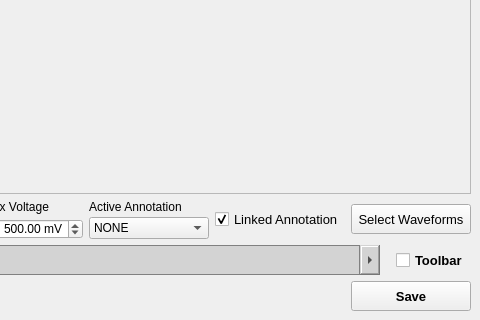
This is parus/gui/desg_resver.ui in saptera/parus as Qt 5 draws it before an edit; both pictures show x 738 to 1218 and y 425 to 745 of the 1218 by 745 pixel window. The edited form follows.
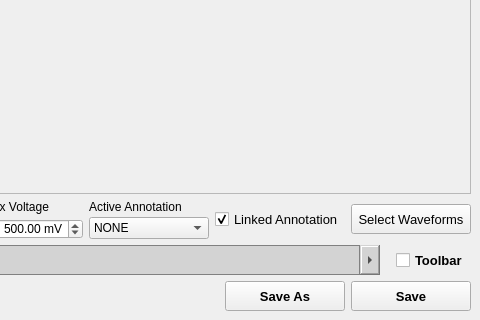
This is the edited form.

Diff of the .ui file:
```diff
--- a/parus/gui/desg_resver.ui
+++ b/parus/gui/desg_resver.ui
@@ -538,6 +538,34 @@
         </property>
        </spacer>
       </item>
+      <item>
+       <widget class="QPushButton" name="cxSvasButton">
+        <property name="minimumSize">
+         <size>
+          <width>120</width>
+          <height>30</height>
+         </size>
+        </property>
+        <property name="maximumSize">
+         <size>
+          <width>120</width>
+          <height>30</height>
+         </size>
+        </property>
+        <property name="font">
+         <font>
+          <pointsize>10</pointsize>
+          <bold>true</bold>
+         </font>
+        </property>
+        <property name="toolTip">
+         <string>Select displaying channel(s)</string>
+        </property>
+        <property name="text">
+         <string>Save As</string>
+        </property>
+       </widget>
+      </item>
       <item>
        <widget class="QPushButton" name="cxSaveButton">
         <property name="minimumSize">
```
Left out of the diff: 1 changed line with no effect on the pictures.
